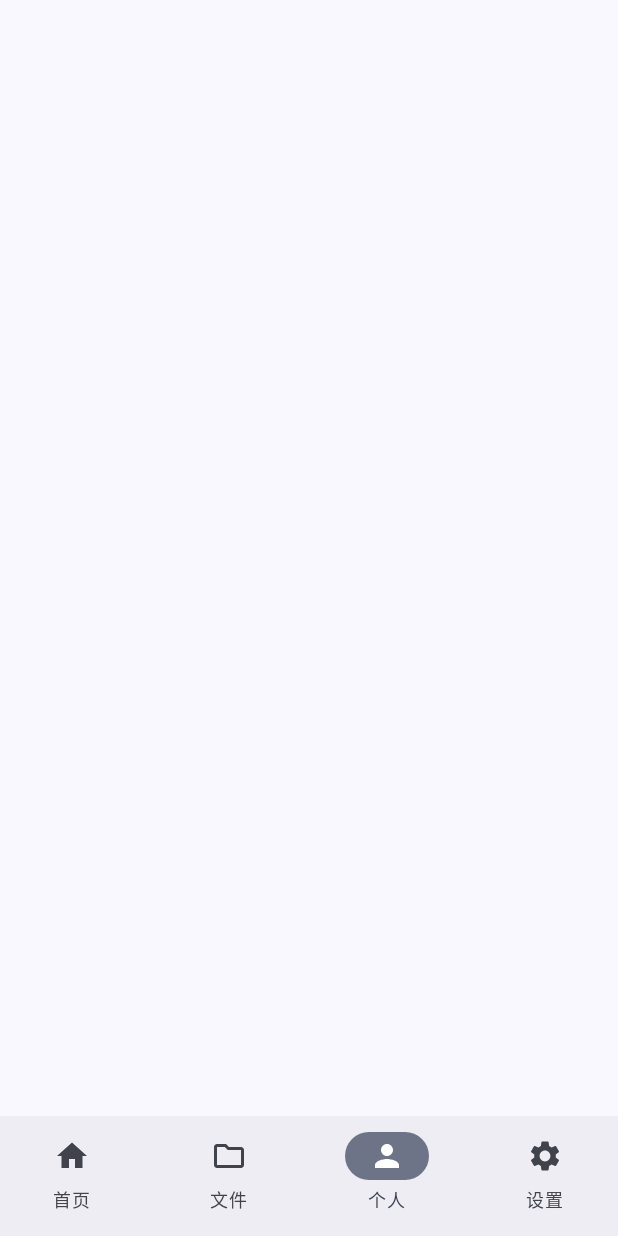
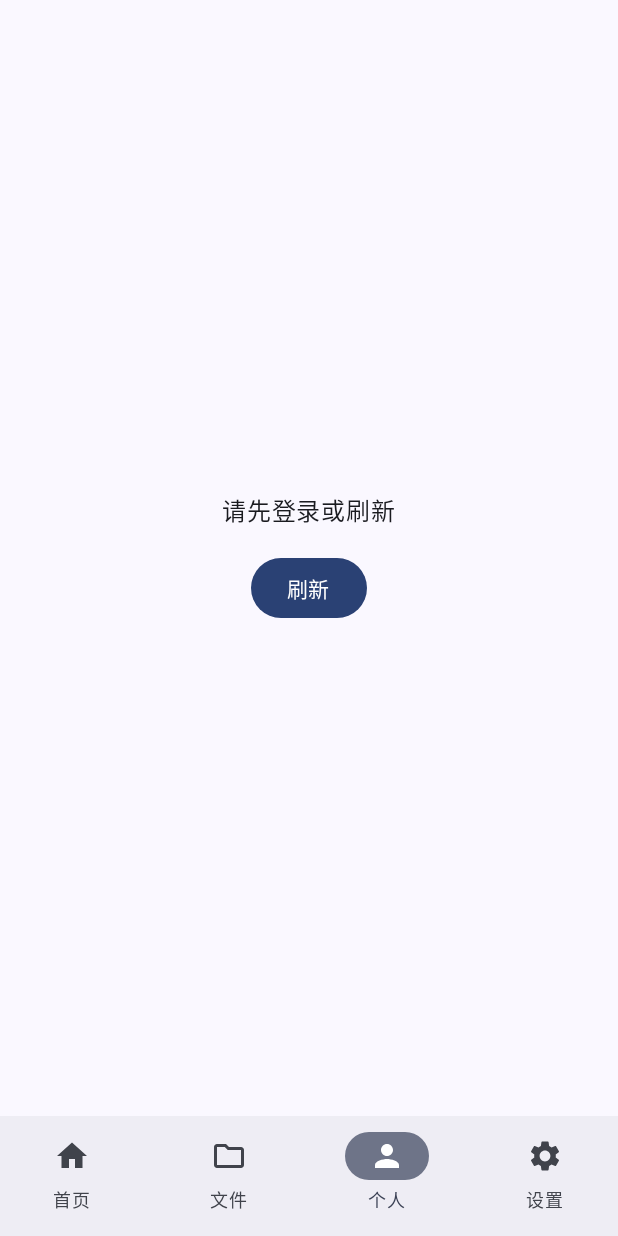
Before and after one commit to lurenjia534/SkyDrive-X, an Android app built with Jetpack Compose: the ProfileScreen screen opened through its navigation route, on a phone screen of 412 x 824 dp. Run offline under Robolectric (Android 15) with nearby library versions, the phone set to English and light mode, and no system bars; our stand-ins replace Dagger/Hilt's generated code; libraries missing offline, so code that uses them is left out: com.microsoft.identity; 2 statements that could not run were skipped.

Commit message:
Enhance `ProfileScreen` to handle unauthenticated state with login prompt and refresh button.

```diff
--- a/app/src/main/java/com/lurenjia534/skydrivex/ui/screens/ProfileScreen.kt
+++ b/app/src/main/java/com/lurenjia534/skydrivex/ui/screens/ProfileScreen.kt
@@ -50,6 +50,15 @@ fun ProfileScreen(
                     }
                 }
             }
+            else -> {
+                Column(horizontalAlignment = Alignment.CenterHorizontally) {
+                    Text(text = "请先登录或刷新")
+                    Spacer(modifier = Modifier.height(16.dp))
+                    Button(onClick = onRefresh) {
+                        Text(text = "刷新")
+                    }
+                }
+            }
         }
     }
 }
```
